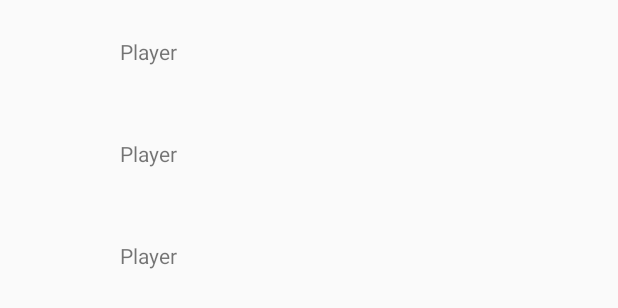
After one commit to isaacrae483/cs340-ticket-to-ride, an Android app: the layout activityPlayerList.xml on its own in the app's theme, with its tools: preview values and no code run, on a phone screen of 412 x 824 dp. The commit adds this screen. Shown: the top 308 px of the screen. Run offline under Robolectric (Android 15) with nearby library versions, the phone set to English and light mode, and no system bars.

Commit message:
client: PlayerListView prototype

```diff
--- /dev/null
+++ b/app/src/main/java/edu/byu/cs340/tickettoride/Client/presenters/IPlayerListPresenter.java
@@ -0,0 +1,4 @@
+package edu.byu.cs340.tickettoride.Client.presenters;
+
+public interface IPlayerListPresenter extends IPresenter {
+}
--- a/app/src/main/java/edu/byu/cs340/tickettoride/Client/views/GameActivity.java
+++ b/app/src/main/java/edu/byu/cs340/tickettoride/Client/views/GameActivity.java
@@ -38,7 +38,7 @@ public class GameActivity extends PresenterViewActivity implements IGameView {
 
     @Override
     public void moveToPlayerView() {
-
+        startActivity(PlayerListActivity.newIntent(getApplicationContext()));
     }
 
     @Override
--- /dev/null
+++ b/app/src/main/res/layout/activityPlayerList.xml
@@ -0,0 +1,14 @@
+<?xml version="1.0" encoding="utf-8"?>
+<android.support.constraint.ConstraintLayout xmlns:android="http://schemas.android.com/apk/res/android"
+    xmlns:app="http://schemas.android.com/apk/res-auto"
+    xmlns:tools="http://schemas.android.com/tools"
+    android:layout_width="match_parent"
+    android:layout_height="match_parent"
+    tools:context=".Client.views.PlayerListActivity">
+
+    <android.support.v7.widget.RecyclerView
+        android:id="@+id/playerList"
+        android:layout_width="match_parent"
+        android:layout_height="match_parent"
+        tools:listitem="@layout/list_item_player" />
+</android.support.constraint.ConstraintLayout>
--- /dev/null
+++ b/app/src/main/res/layout/list_item_player.xml
@@ -0,0 +1,26 @@
+<?xml version="1.0" encoding="utf-8"?>
+<android.support.constraint.ConstraintLayout xmlns:android="http://schemas.android.com/apk/res/android"
+    xmlns:app="http://schemas.android.com/apk/res-auto"
+    xmlns:tools="http://schemas.android.com/tools"
+    android:layout_width="match_parent"
+    android:layout_height="wrap_content">
+
+    <ImageView
+        android:id="@+id/player_list_icon"
+        android:layout_width="60dp"
+        android:layout_height="60dp"
+        android:layout_marginStart="8dp"
+        android:layout_marginTop="8dp"
+        app:layout_constraintStart_toStartOf="parent"
+        app:layout_constraintTop_toTopOf="parent" />
+
+    <TextView
+        android:id="@+id/player_list_description"
+        android:layout_width="wrap_content"
+        android:layout_height="wrap_content"
+        android:layout_marginStart="12dp"
+        android:text="Player"
+        app:layout_constraintBottom_toBottomOf="parent"
+        app:layout_constraintStart_toEndOf="@+id/player_list_icon"
+        app:layout_constraintTop_toTopOf="parent" />
+</android.support.constraint.ConstraintLayout>
```
Also changed, not shown: app/src/main/AndroidManifest.xml (+6 -9 lines), app/src/main/java/edu/byu/cs340/tickettoride/Client/presenters/PlayerListPresenter.java (added, +7 -0 lines), app/src/main/java/edu/byu/cs340/tickettoride/Client/views/IPlayerListView.java (added, +8 -0 lines), app/src/main/java/edu/byu/cs340/tickettoride/Client/views/PlayerListActivity.java (added, +86 -0 lines).
